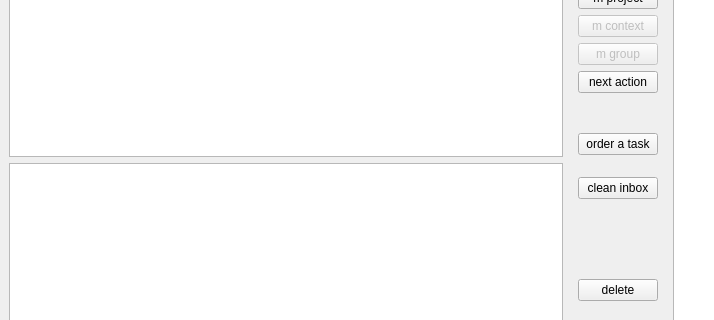
basmatix/zeitmaschine, file src/zeitmaschine.ui: the form before one commit; both pictures show x 0 to 714 and y 183 to 503 of the 1132 by 680 pixel window.
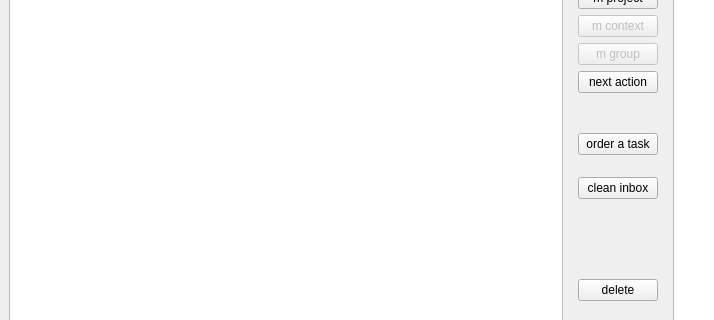
The form after the commit. Icons and pictures are not drawn. Custom widgets are drawn as their Qt base class.

Commit message: deactivated old view

What changed in the file:
```diff
--- a/src/zeitmaschine.ui
+++ b/src/zeitmaschine.ui
@@ -45,32 +45,6 @@
             </item>
            </layout>
           </item>
-          <item>
-           <widget class="zmQTreeWidget" name="twMaster">
-            <property name="toolTip">
-             <string>test</string>
-            </property>
-            <property name="dragEnabled">
-             <bool>true</bool>
-            </property>
-            <property name="columnCount">
-             <number>2</number>
-            </property>
-            <attribute name="headerVisible">
-             <bool>false</bool>
-            </attribute>
-            <column>
-             <property name="text">
-              <string notr="true">1</string>
-             </property>
-            </column>
-            <column>
-             <property name="text">
-              <string notr="true">2</string>
-             </property>
-            </column>
-           </widget>
-          </item>
           <item>
            <widget class="QTreeView" name="tvMaster">
             <property name="dragEnabled">
@@ -319,13 +293,6 @@
   </widget>
   <widget class="QStatusBar" name="statusbar"/>
  </widget>
- <customwidgets>
-  <customwidget>
-   <class>zmQTreeWidget</class>
-   <extends>QTreeWidget</extends>
-   <header>zmQTreeWidget.h</header>
-  </customwidget>
- </customwidgets>
  <resources/>
  <connections/>
 </ui>
```
The commit also changes 2 other files.
